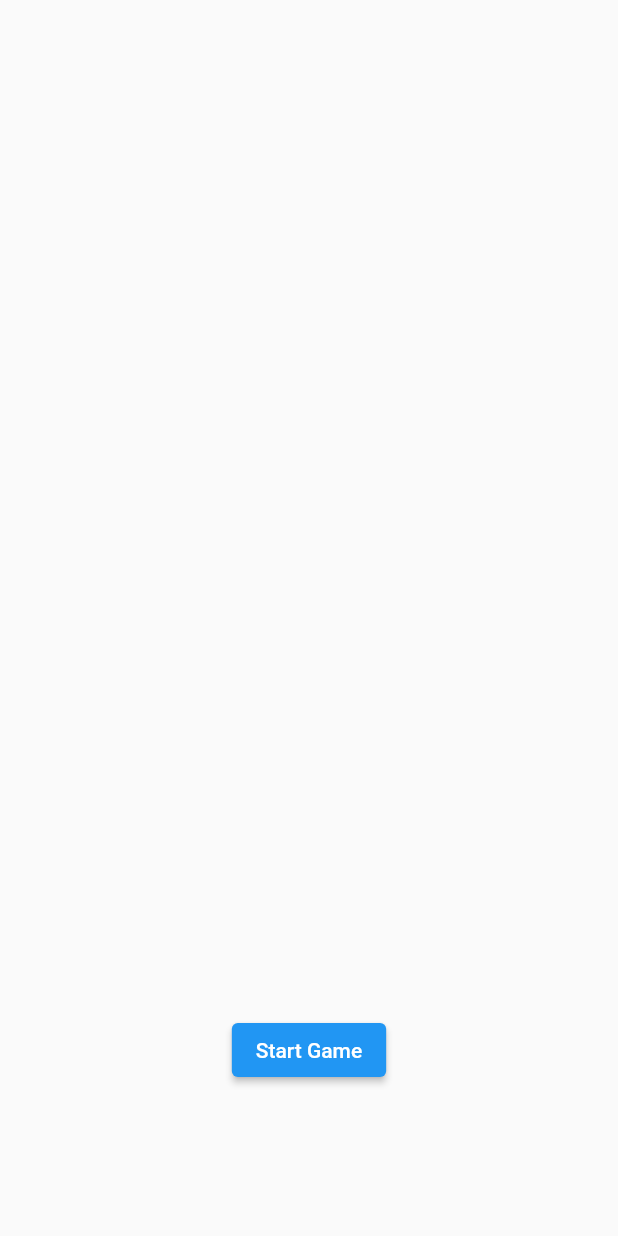
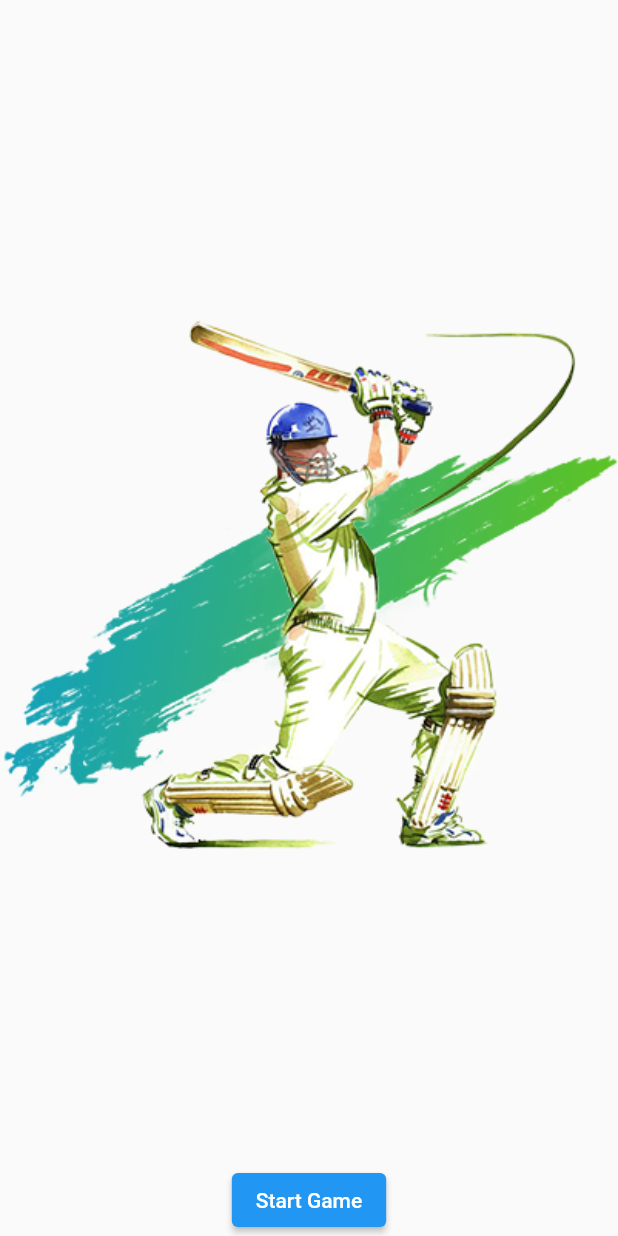
Before and after one commit to arpitgandhi9/hand_cricket_flutter, a Flutter app: the screen it shows after launch, on a phone screen of 412 x 824 dp. Run offline on Flutter 3.47's test engine with Material 2 defaults, Android fonts, the phone set to English and light mode, and no system bars; our stand-ins replace bloc, flutter_bloc, hive, hive_flutter; accounts and stored records are empty.

Commit message:
Add Cricket png on splash

```diff
--- a/lib/landing/landing_screen.dart
+++ b/lib/landing/landing_screen.dart
@@ -10,9 +10,14 @@ class LandingScreen extends StatelessWidget {
   Widget build(BuildContext context) {
     return Scaffold(
       body: SafeArea(
-        child: Stack(
-          alignment: Alignment.center,
+        child: Column(
           children: [
+            const Expanded(
+              child: Image(
+                fit: BoxFit.fitWidth,
+                image: AssetImage("images/cricket.png"),
+              ),
+            ),
             Positioned(
               bottom: 100,
               child: ElevatedButton(
--- a/pubspec.yaml
+++ b/pubspec.yaml
@@ -51,8 +51,8 @@ flutter:
   # the material Icons class.
   uses-material-design: true
   # To add assets to your application, add an assets section, like this:
-  # assets:
-  #   - images/a_dot_burr.jpeg
+  assets:
+    - images/cricket.png
   #   - images/a_dot_ham.jpeg
   # An image asset can refer to one or more resolution-specific "variants", see
   # https://flutter.dev/assets-and-images/#resolution-aware.
```
Also changed, not shown: images/cricket.png (added).
